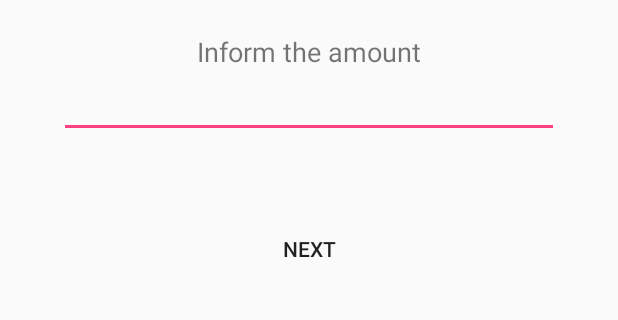
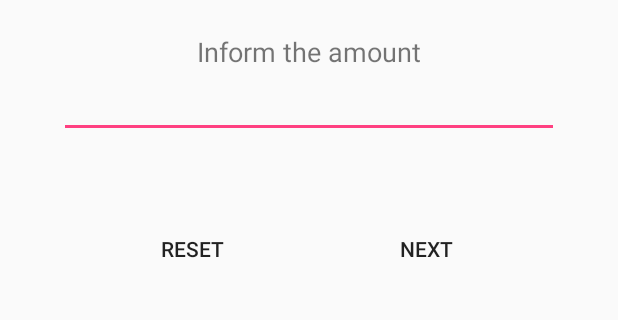
Before and after one commit to ladoleste/MercadoPago, an Android app: the screen it shows after launch (MainActivity), on a phone screen of 412 x 824 dp, the part 84-404 px from its top. Run offline under Robolectric (Android 15) with nearby library versions, the phone set to English and light mode, and no system bars; our stand-ins replace Dagger/Hilt's generated code, RxJava, Timber; libraries missing offline, so code that uses them is left out: com.facebook.stetho; plain views replace CurrencyEditText; pictures from the network do not load; 1 statement that could not run was skipped.

Commit message:
bug fixes

```diff
--- a/app/src/main/java/br/com/mercadolivre/pagamentos/features/MainViewModel.kt
+++ b/app/src/main/java/br/com/mercadolivre/pagamentos/features/MainViewModel.kt
@@ -6,7 +6,9 @@ import android.arch.lifecycle.MutableLiveData
 import br.com.mercadolivre.pagamentos.R
 import br.com.mercadolivre.pagamentos.global.MlApplication
 import br.com.mercadolivre.pagamentos.repository.MlRepository
+import java.text.NumberFormat
 import javax.inject.Inject
+
 
 /**
  *Created by Anderson on 10/12/2017.
@@ -37,7 +39,8 @@ class MainViewModel : BaseViewModel() {
 
         if (amount > 0) {
             val summaryList = mutableListOf<String>()
-            summaryList.add(MlApplication.instance.getString(R.string.summary_amount, amount))
+
+            summaryList.add(MlApplication.instance.getString(R.string.summary_amount, NumberFormat.getCurrencyInstance().format(amount)))
             summaryList.add(MlApplication.instance.getString(R.string.summary_issuer, cardIssuer.name))
             summaryList.add(MlApplication.instance.getString(R.string.summary_payment_method, paymentMethod.name))
             summaryList.add(MlApplication.instance.getString(R.string.summary_pay_cost, payCost.recommendedMessage))
--- a/app/src/main/java/br/com/mercadolivre/pagamentos/features/amount/AmountViewModel.kt
+++ b/app/src/main/java/br/com/mercadolivre/pagamentos/features/amount/AmountViewModel.kt
@@ -25,7 +25,7 @@ class AmountViewModel : BaseViewModel() {
 
     fun getError(): LiveData<Throwable> = error
 
-    fun saveAmount(amount: Long) {
+    fun saveAmount(amount: Int) {
         try {
             repo.saveAmount(amount)
         } catch (e: Exception) {
--- a/app/src/main/java/br/com/mercadolivre/pagamentos/features/installments/InstallmentsFragment.kt
+++ b/app/src/main/java/br/com/mercadolivre/pagamentos/features/installments/InstallmentsFragment.kt
@@ -16,7 +16,6 @@ import br.com.mercadolivre.pagamentos.features.ChangeFragment
 import br.com.mercadolivre.pagamentos.features.MainActivity
 import br.com.mercadolivre.pagamentos.global.getErrorMessage
 import kotlinx.android.synthetic.main.fragment_installments.*
-import timber.log.Timber
 
 /**
  * A placeholder fragment containing a simple view.
@@ -43,9 +42,12 @@ class InstallmentsFragment : Fragment() {
     }
 
     private fun loadInstallments(installment: Installments?) {
-        Timber.d(installment.toString())
         progress_bar.visibility = View.GONE
         tv_loading_message.visibility = View.GONE
+
+        if (installment == null) {
+            tv_no_items.visibility = View.VISIBLE
+        }
     }
 
     private fun loadPayCosts(payCosts: List<PayerCostsItem>?) {
--- a/app/src/main/java/br/com/mercadolivre/pagamentos/repository/MlApiService.kt
+++ b/app/src/main/java/br/com/mercadolivre/pagamentos/repository/MlApiService.kt
@@ -19,7 +19,7 @@ interface MlApiService {
 
     @GET("v1/payment_methods/installments")
     fun loadInstallments(
-            @Query("amount") amount: Double,
+            @Query("amount") amount: Int,
             @Query("payment_method_id") id: String,
             @Query("issuer.id") issuer: Int
     ): Single<List<Installments>>
--- a/app/src/main/java/br/com/mercadolivre/pagamentos/repository/MlRepository.kt
+++ b/app/src/main/java/br/com/mercadolivre/pagamentos/repository/MlRepository.kt
@@ -12,14 +12,14 @@ import io.reactivex.Single
 interface MlRepository {
     fun loadPaymentMethods(): Single<List<PaymentMethod>>
     fun loadCardIssuers(id: String): Single<List<CardIssuer>>
-    fun loadInstallments(amount: Double, payment_method_id: String, issuer: Int): Single<List<Installments>>
+    fun loadInstallments(amount: Int, payment_method_id: String, issuer: Int): Single<List<Installments>>
 
-    fun saveAmount(amount: Long)
+    fun saveAmount(amount: Int)
     fun saveCardIssuer(cardIssuer: CardIssuer)
     fun savePaymentMethod(paymentMethod: PaymentMethod)
     fun savePayCost(payCost: PayerCostsItem)
 
-    fun getAmount(): Double
+    fun getAmount(): Int
     fun getCardIssuer(): CardIssuer
     fun getPaymentMethod(): PaymentMethod
     fun getPayCost(): PayerCostsItem
--- a/app/src/main/res/layout/fragment_amount.xml
+++ b/app/src/main/res/layout/fragment_amount.xml
@@ -24,21 +24,36 @@
         android:layout_height="wrap_content"
         android:hint="@string/hint"
         android:inputType="number"
-        android:maxLength="15"
+        android:maxLength="7"
+        app:decimal_digits="0"
         app:layout_constraintEnd_toEndOf="parent"
         app:layout_constraintStart_toStartOf="parent"
         app:layout_constraintTop_toBottomOf="@id/tv_amount" />
 
     <Button
-        android:id="@+id/bt_next"
+        android:id="@+id/bt_reset"
         style="@style/Base.Widget.AppCompat.Button.Borderless"
-        android:layout_width="wrap_content"
+        android:layout_width="0dp"
         android:layout_height="wrap_content"
+        android:layout_marginLeft="50dp"
+        android:layout_marginStart="50dp"
         android:layout_marginTop="50dp"
-        android:width="200dp"
-        android:text="@string/next"
-        app:layout_constraintEnd_toEndOf="parent"
+        android:text="@string/reset"
+        app:layout_constraintEnd_toStartOf="@id/bt_next"
         app:layout_constraintStart_toStartOf="parent"
         app:layout_constraintTop_toBottomOf="@id/et_amount" />
 
+    <Button
+        android:id="@+id/bt_next"
+        style="@style/Base.Widget.AppCompat.Button.Borderless"
+        android:layout_width="0dp"
+        android:layout_height="wrap_content"
+        android:layout_marginTop="50dp"
+        android:text="@string/next"
+        android:layout_marginEnd="50dp"
+        android:layout_marginRight="50dp"
+        app:layout_constraintEnd_toEndOf="parent"
+        app:layout_constraintStart_toEndOf="@id/bt_reset"
+        app:layout_constraintTop_toBottomOf="@id/et_amount" />
+
 </android.support.constraint.ConstraintLayout>
--- a/app/src/main/res/values/strings.xml
+++ b/app/src/main/res/values/strings.xml
@@ -11,7 +11,7 @@
     <string name="summary">Summary</string>
     <string name="amount_validation">Please informe the value</string>
     <string name="ok">OK</string>
-    <string name="summary_amount">Value: %1$f</string>
+    <string name="summary_amount">Value: %1$s</string>
     <string name="summary_issuer">Card Issuer: %1$s</string>
     <string name="summary_payment_method">Payment Method: %1$s</string>
     <string name="summary_pay_cost">Installments: %1$s</string>
@@ -21,4 +21,5 @@
     <string name="loading_pay_methods">Loading payment methods</string>
     <string name="loading_banks">Loading banks</string>
     <string name="loading_installments">Loading installments</string>
+    <string name="reset">reset</string>
 </resources>
```
Also changed, not shown: app/src/main/java/br/com/mercadolivre/pagamentos/features/amount/AmountFragment.kt (+6 -2 lines), app/src/main/java/br/com/mercadolivre/pagamentos/features/installments/InstallmentsViewModel.kt (+6 -2 lines), app/src/main/java/br/com/mercadolivre/pagamentos/repository/MlRepositoryImpl.kt (+5 -5 lines), app/src/main/res/layout/fragment_installments.xml (+11 -0 lines), app/src/main/java/br/com/mercadolivre/pagamentos/features/MainActivity.kt (line endings or trailing spaces), 1 other file.
